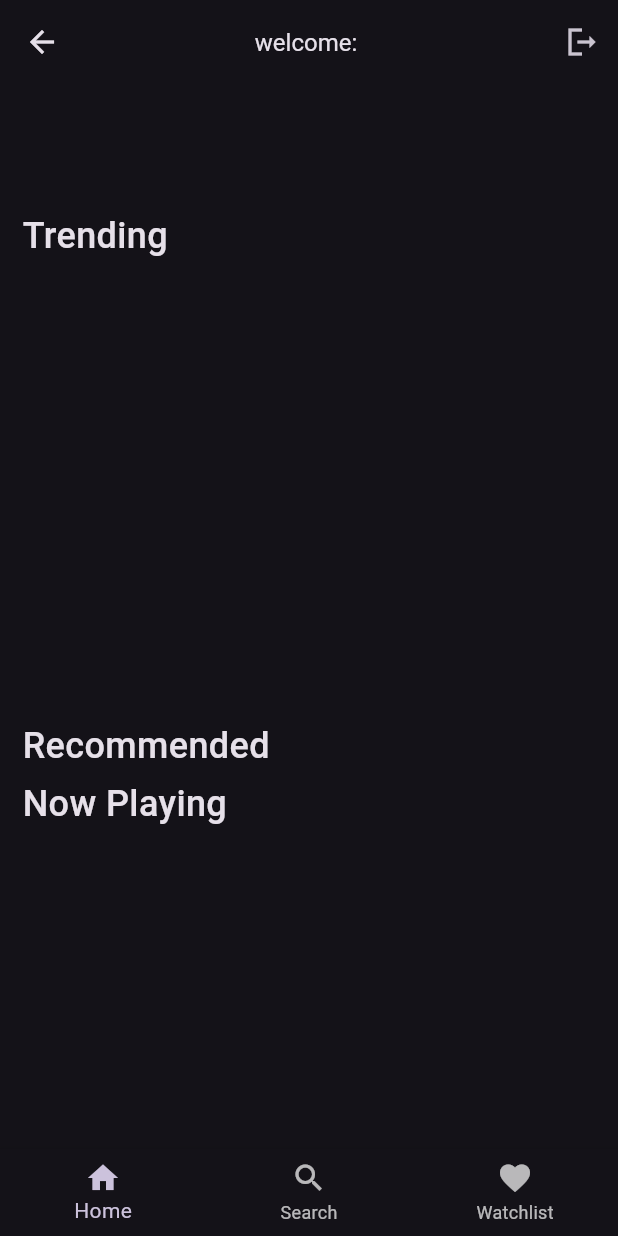
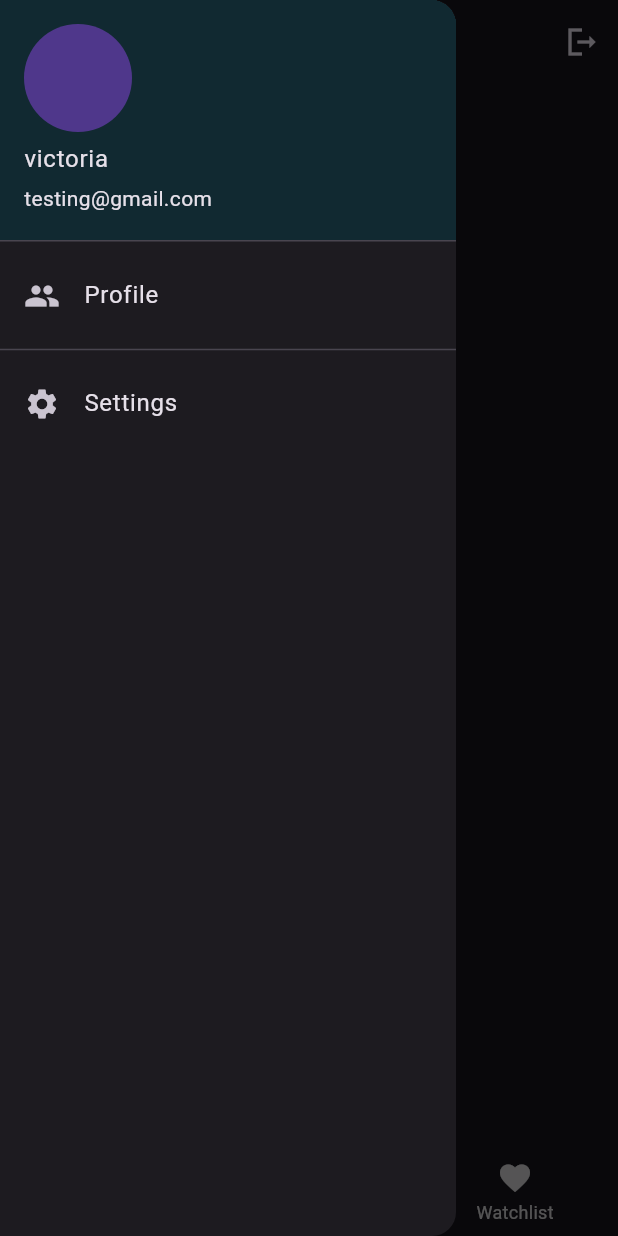
Before and after one commit to yusrabudiman/ZEUS_movie_flutter, a Flutter app: the MyWidget screen opened directly, with the side drawer open (before the commit the screen has no drawer), on a phone screen of 412 x 824 dp. Run offline on Flutter 3.47's test engine with Material 2 defaults, Android fonts, the phone set to English and light mode, and no system bars; our stand-ins replace dio, firebase_analytics, firebase_auth, firebase_core, flutter_login, font_awesome_flutter and 1 more; accounts and stored records are empty; network calls fail.

```diff
--- /dev/null
+++ b/lib/leftnav.dart
@@ -0,0 +1,39 @@
+import 'package:flutter/material.dart';
+
+class leftNavbarAksi extends StatefulWidget {
+  const leftNavbarAksi({super.key});
+
+  @override
+  State<leftNavbarAksi> createState() => _leftNavbarAksiState();
+}
+
+class _leftNavbarAksiState extends State<leftNavbarAksi> {
+  @override
+  Widget build(BuildContext context) {
+    return Drawer(
+      child: ListView(
+        children: <Widget>[
+          UserAccountsDrawerHeader(
+            currentAccountPicture: CircleAvatar(),
+            accountName: Text('victoria'),
+            accountEmail: Text('testing@gmail.com'),
+            decoration: BoxDecoration(
+              color: Color.fromARGB(255, 17, 41, 49),
+            ),
+          ),
+          ListTile(
+            leading: Icon(Icons.people),
+            title: Text('Profile'),
+            onTap: () => null,
+          ),
+          Divider(),
+          ListTile(
+            leading: Icon(Icons.settings),
+            title: Text('Settings'),
+            onTap: () => null,
+          ),
+        ],
+      ),
+    );
+  }
+}
--- a/lib/menu.dart
+++ b/lib/menu.dart
@@ -1,4 +1,7 @@
+import 'package:firebase_auth/firebase_auth.dart';
 import 'package:flutter/material.dart';
+import 'package:spons/formpage/flutter_login.dart';
+import 'package:spons/leftnav.dart';
 import 'package:spons/navigation/home.dart';
 import 'package:spons/navigation/search.dart';
 import 'package:spons/navigation/watchlist.dart';
@@ -11,9 +14,23 @@ class MyWidget extends StatefulWidget {
 }
 
 class _MyWidgetState extends State<MyWidget> {
-  String title = "Home";
+  String? email;
+  String title = "welcome";
+  int _indexNavigation = 0;
 
-  int _indexNavigation = 0;
+  @override
+  void initState() {
+    super.initState();
+    email = FirebaseAuth.instance.currentUser?.email;
+    title = "welcome: ${email ?? 'No User'}";
+  }
+
+  Future<void> _signOut() async {
+    await FirebaseAuth.instance.signOut();
+    Navigator.of(context).pushReplacement(MaterialPageRoute(
+      builder: (context) => LoginScreen(),
+    ));
+  }
 
   @override
   Widget build(BuildContext context) {
@@ -28,6 +45,26 @@ class _MyWidgetState extends State<MyWidget> {
     }
 
     return Scaffold(
+      drawer: leftNavbarAksi(),
+      appBar: AppBar(
+        title: Text(
+          title,
+          style: TextStyle(fontSize: 18),
+        ),
+        centerTitle: true,
+        elevation: 0,
+        actions: <Widget>[
+          IconButton(
+            onPressed: () {
+              _signOut();
+            },
+            icon: const Icon(
+              Icons.logout_sharp,
+            ),
+            tooltip: 'Logout',
+          )
+        ],
+      ),
       body: _widgetNavigation(),
       bottomNavigationBar: BottomNavigationBar(
         currentIndex: _indexNavigation,
@@ -39,7 +76,7 @@ class _MyWidgetState extends State<MyWidget> {
         ],
         onTap: (value) {
           if (value == 0) {
-            title = "Home";
+            title = "welcome: $email";
           }
           if (value == 1) {
             title = "Search";
--- a/lib/navigation/home.dart
+++ b/lib/navigation/home.dart
@@ -2,6 +2,7 @@ import 'package:dio/dio.dart';
 import 'package:firebase_auth/firebase_auth.dart';
 import 'package:flutter/material.dart';
 import 'package:spons/formpage/flutter_login.dart';
+import 'package:spons/leftnav.dart';
 
 import '../detailpage/DetailMovie.dart';
 
@@ -15,7 +16,7 @@ class HomeList extends StatefulWidget {
 class _HomeListState extends State<HomeList> {
   double kSpacing = 14.00;
   BorderRadius kBorderRadius = BorderRadius.circular(20.00);
-  String? email = FirebaseAuth.instance.currentUser!.email;
+
 
   late Stream<List<Map<String, dynamic>>> _trendings;
   late Stream<List<Map<String, dynamic>>> _movies;
@@ -30,12 +31,7 @@ class _HomeListState extends State<HomeList> {
     _nowPlaying = getNowPlaying().asBroadcastStream();
   }
 
-  Future<void> _signOut() async {
-    await FirebaseAuth.instance.signOut();
-    Navigator.of(context).pushReplacement(MaterialPageRoute(
-      builder: (context) => LoginScreen(),
-    ));
-  }
+
 
   Stream<List<Map<String, dynamic>>> getTrending() {
     return Stream.fromFuture(_fetchTrending());
@@ -90,27 +86,7 @@ class _HomeListState extends State<HomeList> {
     return Scaffold(
         body: CustomScrollView(
       slivers: [
-        SliverAppBar(
-          title: Text(
-            "welcome: $email",
-            style: TextStyle(fontSize: 16),
-          ),
-          centerTitle: true,
-          expandedHeight: 120,
-          elevation: 0,
-          pinned: true,
-          actions: <Widget>[
-            IconButton(
-              onPressed: () {
-                _signOut();
-              },
-              icon: const Icon(
-                Icons.logout_sharp,
-              ),
-              tooltip: 'Logout',
-            )
-          ],
-        ),
+
         const SliverToBoxAdapter(
           child: Padding(
             padding: EdgeInsets.only(
--- a/lib/navigation/search.dart
+++ b/lib/navigation/search.dart
@@ -1,5 +1,6 @@
 import 'package:dio/dio.dart';
 import 'package:flutter/material.dart';
+import 'package:spons/leftnav.dart';
 
 import '../detailpage/DetailMovie.dart';
 
@@ -35,22 +36,11 @@ class _appSearchState extends State<appSearch> {
   @override
   Widget build(BuildContext context) {
     return Scaffold(
+
         body: Container(
       child: CustomScrollView(
         slivers: [
-          SliverAppBar(
-            title: Text('Search'),
-            centerTitle: true,
-            pinned: true,
-          ),
-          SliverAppBar(
-            flexibleSpace: Padding(
-              padding: EdgeInsets.only(
-                left: 15,
-                right: 15,
-              ),
-            ),
-          ),
+
           SliverPadding(
             padding: EdgeInsets.all(16.0),
             sliver: SliverToBoxAdapter(
--- a/lib/navigation/watchlist.dart
+++ b/lib/navigation/watchlist.dart
@@ -1,6 +1,7 @@
 import 'package:flutter/material.dart';
 import 'package:provider/provider.dart';
 import 'package:spons/detailpage/DetailMovie.dart';
+import 'package:spons/leftnav.dart';
 
 import '../provider/watchlist_provider.dart';
 
@@ -18,10 +19,6 @@ class _WatchlistState extends State<Watchlist> {
   Widget build(BuildContext context) {
     final prov = Provider.of<WatchlistProvider>(context);
     return Scaffold(
-      appBar: AppBar(
-        title: Text('Watchlist'),
-        centerTitle: true,
-      ),
       body: prov.watchlist.isEmpty
           ? Center(
               child: Text(
```
